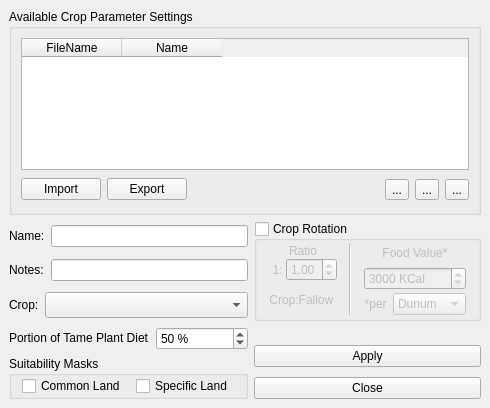
Old version of the form src/ui/lacropparametermanagerbase.ui in the repository arkygeek/landuseanalyst.
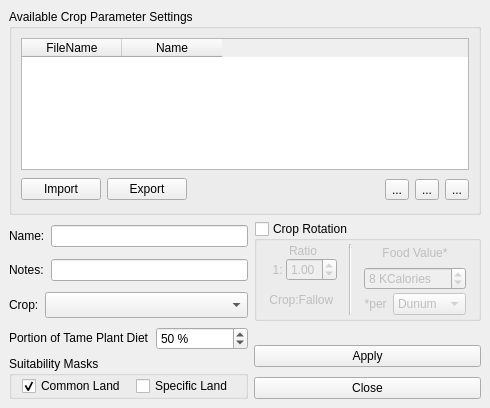
New version of the form. Icons and pictures are not drawn.

Patch:
```diff
--- a/src/ui/lacropparametermanagerbase.ui
+++ b/src/ui/lacropparametermanagerbase.ui
@@ -239,16 +239,16 @@
 &lt;p style=" margin-top:0px; margin-bottom:0px; margin-left:0px; margin-right:0px; -qt-block-indent:0; text-indent:0px;">If the selected crop is being grown in a rotation, producing fallow land, that land can be grazed. LandUse Analyst needs to know how many calories this land can give grazing animals per year. These numbers are in KCalories per dunum/hectare. (you can select the area units)&lt;/p>&lt;/body>&lt;/html></string>
             </property>
             <property name="suffix" >
-             <string> KCal</string>
+             <string> KCalories</string>
             </property>
             <property name="maximum" >
-             <number>500000</number>
+             <number>500</number>
             </property>
             <property name="minimum" >
              <number>1</number>
             </property>
             <property name="value" >
-             <number>3000</number>
+             <number>8</number>
             </property>
            </widget>
           </item>
@@ -516,6 +516,9 @@
         <property name="text" >
          <string>Common Land</string>
         </property>
+        <property name="checked" >
+         <bool>true</bool>
+        </property>
        </widget>
       </item>
      </layout>
```
Left out of the diff: 36 changed lines with no effect on the pictures.
